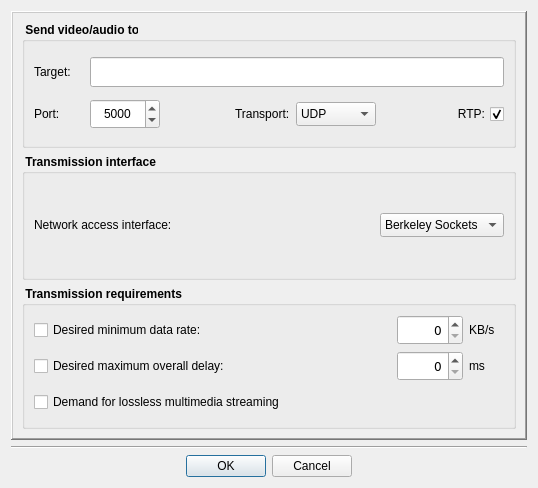
The window that Homer/forms/Dialogs/AddNetworkSinkDialog.ui (Homer-Conferencing/Homer-Conferencing) describes before a commit, drawn with Qt 5.
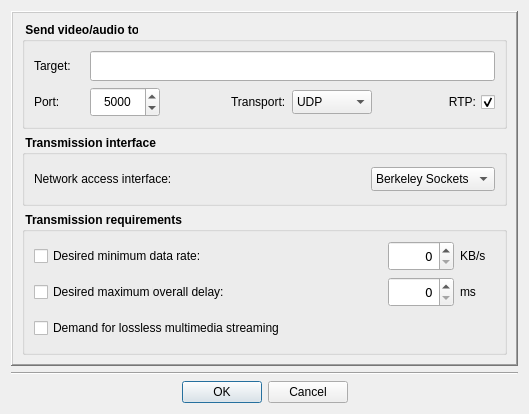
The same window after the commit. Icons and pictures are not drawn.

Diff of the .ui file:
```diff
--- a/Homer/forms/Dialogs/AddNetworkSinkDialog.ui
+++ b/Homer/forms/Dialogs/AddNetworkSinkDialog.ui
@@ -6,8 +6,8 @@
    <rect>
     <x>0</x>
     <y>0</y>
-    <width>538</width>
-    <height>488</height>
+    <width>529</width>
+    <height>402</height>
    </rect>
   </property>
   <property name="sizePolicy">
```
